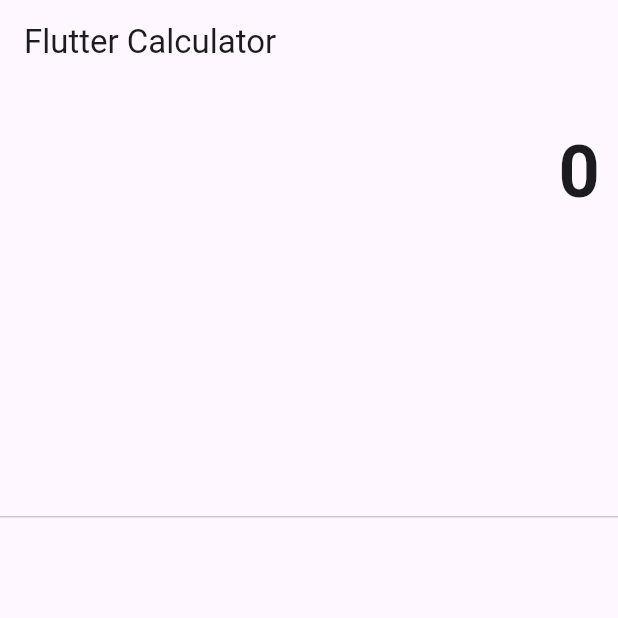
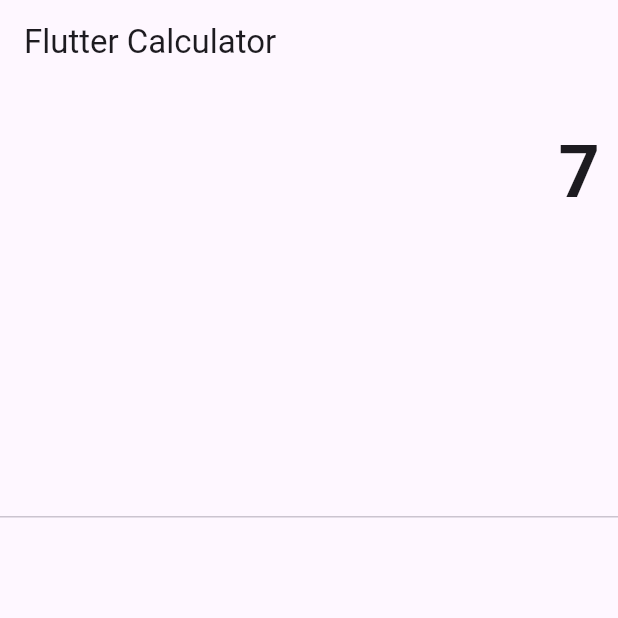
Before and after one commit to ShnAhmad/SCT_AD_1, a Flutter app: the screen it shows after launch, after a tap on an icon or button, on a phone screen of 412 x 824 dp, the top half of it. Run offline on Flutter 3.47's test engine with Material 3 defaults, Android fonts, the phone set to English and light mode, and no system bars.

```diff
--- a/lib/main.dart
+++ b/lib/main.dart
@@ -20,7 +20,7 @@ class MyApp extends StatelessWidget {
           ),
         ],
         child: MaterialApp(
-          title: 'Flutter Demo',
+          title: 'Flutter Calculater',
           theme: ThemeData(
             colorScheme: ColorScheme.fromSeed(seedColor: Colors.deepPurple),
             useMaterial3: true,
--- a/lib/view/home_screen.dart
+++ b/lib/view/home_screen.dart
@@ -12,7 +12,6 @@ class _HomeScreenState extends State<HomeScreen> {
   @override
   Widget build(BuildContext context) {
     var calculaterpovider = Provider.of<HomeViewModel>(context, listen: false);
-
     return Scaffold(
       appBar: AppBar(title: const Text('Flutter Calculator')),
       body: Column(
@@ -109,7 +108,7 @@ _buildButton(
           ),
         ),
         onPressed: () {
-          calculaterpovider.onButtonPressed(calculaterpovider.displayText);
+          calculaterpovider.onButtonPressed(buttonText);
         }),
   );
 }
--- a/lib/view_model/home/home_view_model.dart
+++ b/lib/view_model/home/home_view_model.dart
@@ -1,14 +1,12 @@
 import 'package:flutter/foundation.dart';
 
 class HomeViewModel with ChangeNotifier {
-  // Displayed output on the calculator screen
   String displayText = "0";
-  String currentInput = ""; // Current input number
-  String selectedOperator = ""; // Currently selected operator
-  double firstOperand = 0; // First number in the operation
-  double secondOperand = 0; // Second number in the operation
+  String currentInput = "";
+  String selectedOperator = "";
+  double firstOperand = 0;
+  double secondOperand = 0;
 
-  // Handles button presses
   void onButtonPressed(String buttonText) {
     if (buttonText == "C") {
       clearAll();
@@ -17,21 +15,17 @@ class HomeViewModel with ChangeNotifier {
       selectedOperator = buttonText;
       currentInput = "";
     } else if (buttonText == "=") {
-      // When "=" is pressed, perform the calculation
       secondOperand = double.parse(displayText);
       calculateResult();
     } else {
-      // Handle number or dot input
       if (currentInput.length < 10) {
         currentInput += buttonText;
         displayText = currentInput;
-        // Update the display with the new input
       }
     }
     notifyListeners();
   }
 
-  // Check if a button is an operator
   bool isOperator(String buttonText) {
     return buttonText == "+" ||
         buttonText == "-" ||
@@ -39,7 +33,6 @@ class HomeViewModel with ChangeNotifier {
         buttonText == "÷";
   }
 
-  // Clear all values
   void clearAll() {
     displayText = "0";
     currentInput = "";
@@ -48,7 +41,6 @@ class HomeViewModel with ChangeNotifier {
     secondOperand = 0;
   }
 
-  // Perform the calculation based on the selected operator
   void calculateResult() {
     switch (selectedOperator) {
       case "+":
@@ -66,11 +58,9 @@ class HomeViewModel with ChangeNotifier {
       default:
         displayText = "Error";
     }
-    // Reset after calculation
     resetAfterCalculation();
   }
 
-  // Reset the input and operator after a calculation
   void resetAfterCalculation() {
     currentInput = "";
     selectedOperator = "";
```
